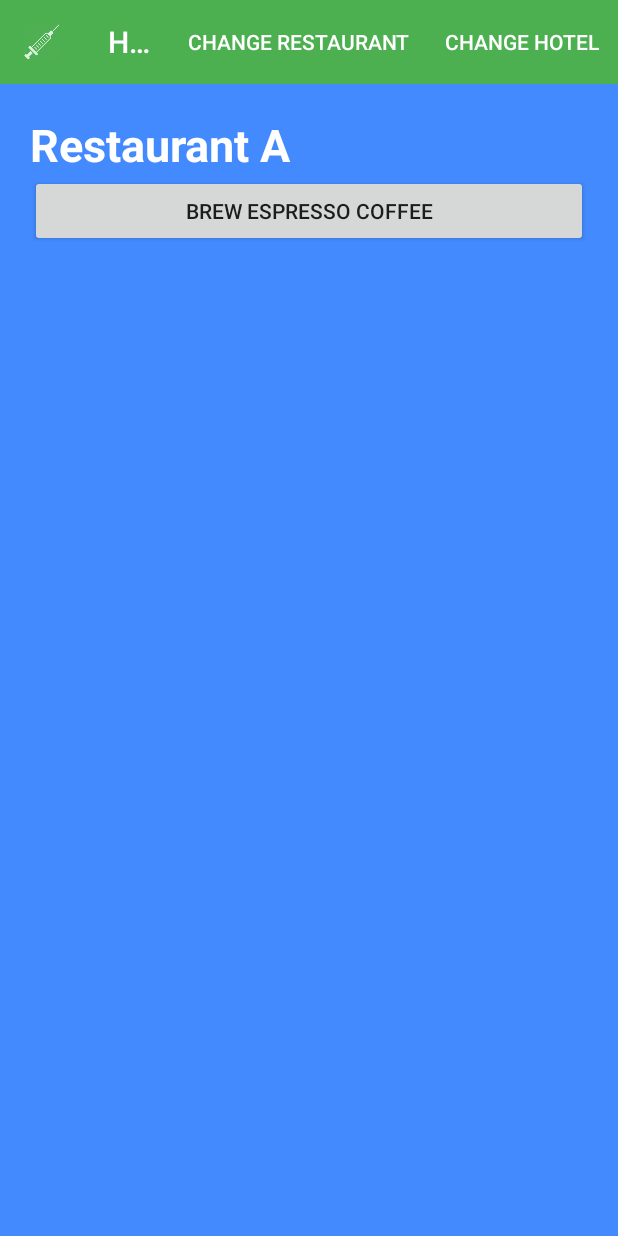
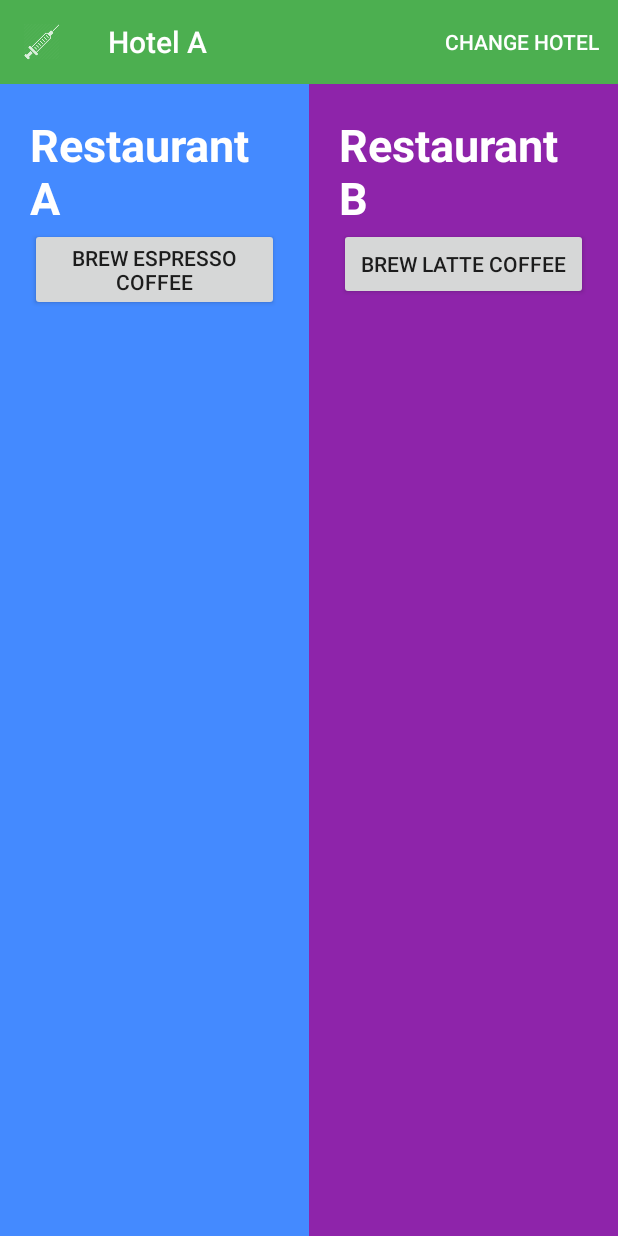
Before and after one commit to androidlife/get-a-fix-of-dependency, an Android app: the screen it shows after launch (HotelA), on a phone screen of 412 x 824 dp. Run offline under Robolectric (Android 15) with nearby library versions, the phone set to English and light mode, and no system bars; our stand-ins replace ButterKnife, Dagger/Hilt's generated code, Timber; 3 statements that could not run were skipped.

Commit message:
Making a single view restaurant page

```diff
--- a/app/src/main/java/com/wordpress/laaptu/dependencyinjection/HotelA.java
+++ b/app/src/main/java/com/wordpress/laaptu/dependencyinjection/HotelA.java
@@ -18,14 +18,6 @@ public class HotelA extends AppCompatActivity {
     @BindView(R.id.toolbar)
     Toolbar toolbar;
 
-    private static final String RESTAURANT_A = "RestaurantA", RESTAURNAT_B =
-            "RestaurantB";
-
-    public enum FragState {
-        RestaurantA, RestaurantB
-    }
-
-    private FragState fragState;
 
 
     @Override
@@ -37,26 +29,8 @@ public class HotelA extends AppCompatActivity {
         getSupportActionBar().setDisplayHomeAsUpEnabled(true);
         getSupportActionBar().setHomeAsUpIndicator(R.drawable.ic_home);
         getSupportActionBar().setTitle("Hotel A");
-        changeFragment(FragState.RestaurantA);
     }
 
-    private void changeFragment(FragState fragState) {
-        if (this.fragState != null && this.fragState == fragState) return;
-        this.fragState = fragState;
-        switch (fragState) {
-            case RestaurantA:
-                getSupportFragmentManager().beginTransaction()
-                        .replace(R.id.container, RestaurantA.getInstance(null), RESTAURANT_A)
-                        .commit();
-                break;
-            case RestaurantB:
-                getSupportFragmentManager().beginTransaction()
-                        .replace(R.id.container, RestaurantB.getInstance(null), RESTAURNAT_B)
-                        .commit();
-                break;
-        }
-        invalidateOptionsMenu();
-    }
 
     @Override
     public boolean onCreateOptionsMenu(Menu menu) {
@@ -70,19 +44,8 @@ public class HotelA extends AppCompatActivity {
             case R.id.menu_change_hotel:
                 startActivity(new Intent(this, HotelB.class));
                 break;
-            case R.id.menu_change_restaurant:
-                changeRestaurant();
-                break;
         }
         return true;
     }
 
-
-    public void changeRestaurant() {
-        if (fragState == null) return;
-        FragState newState = (fragState == FragState.RestaurantA) ? FragState.RestaurantB : FragState.RestaurantA;
-        changeFragment(newState);
-    }
-
-
 }
--- a/app/src/main/res/layout/hotel_a.xml
+++ b/app/src/main/res/layout/hotel_a.xml
@@ -7,8 +7,22 @@
 
     <include layout="@layout/toolbar" />
 
-    <FrameLayout
-        android:id="@+id/container"
+    <LinearLayout
         android:layout_width="match_parent"
-        android:layout_height="match_parent" />
+        android:layout_height="match_parent"
+        android:baselineAligned="false">
+        <fragment
+            android:layout_width="0dp"
+            android:layout_height="match_parent"
+            android:layout_weight="1"
+            android:id="@+id/frag_restaurant_a"
+            class="com.wordpress.laaptu.dependencyinjection.fragments.RestaurantA"/>
+        <fragment
+            android:layout_width="0dp"
+            android:layout_height="match_parent"
+            android:layout_weight="1"
+            android:id="@+id/frag_restaurant_b"
+            class="com.wordpress.laaptu.dependencyinjection.fragments.RestaurantB"/>
+    </LinearLayout>
+
 </LinearLayout>
--- a/app/src/main/res/menu/main.xml
+++ b/app/src/main/res/menu/main.xml
@@ -1,11 +1,6 @@
 <?xml version="1.0" encoding="utf-8"?>
 <menu xmlns:android="http://schemas.android.com/apk/res/android"
     xmlns:app="http://schemas.android.com/apk/res-auto">
-    <item
-        android:id="@+id/menu_change_restaurant"
-        android:title="Change Restaurant"
-        app:showAsAction="always" />
-
     <item
         android:id="@+id/menu_change_hotel"
         android:title="Change Hotel"
```
